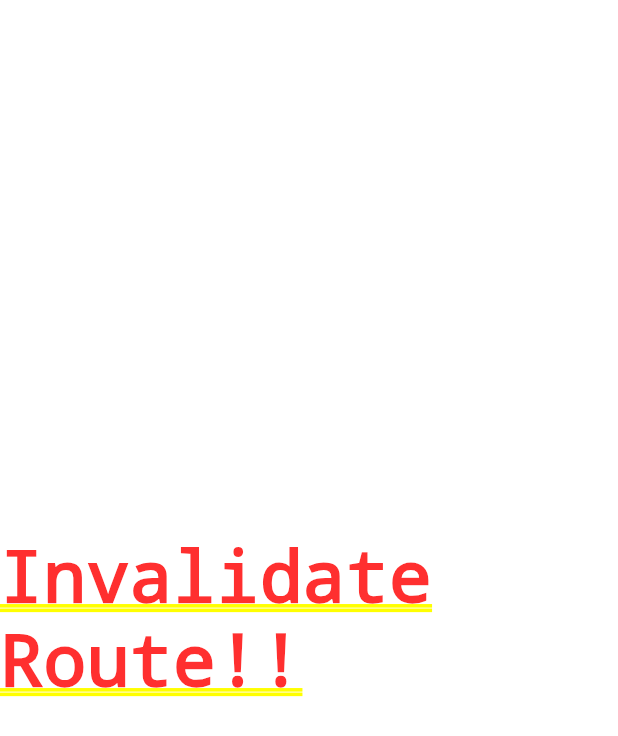
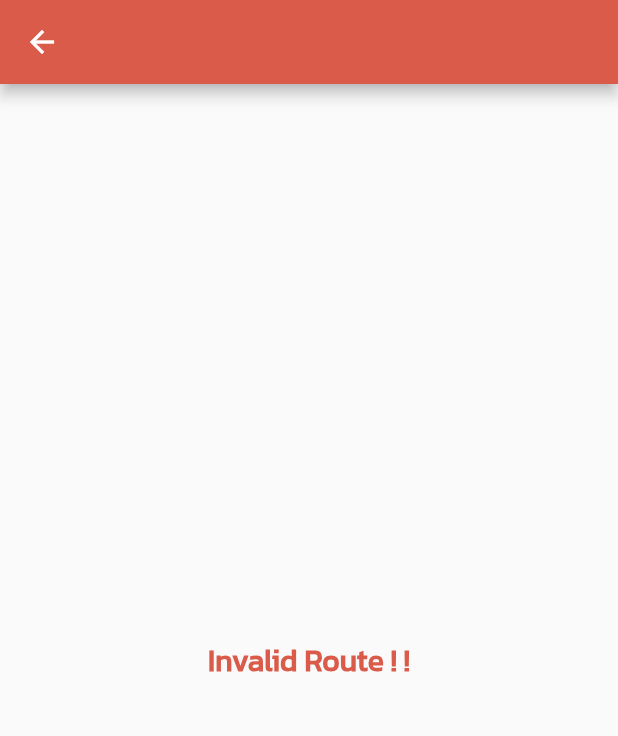
Before and after one commit to jukr3410/RodSiaGarage, a Flutter app: the screen it shows after launch, after a tap on "กลับสู่หน้าหลัก", on a phone screen of 412 x 824 dp. Shown: the top 736 px of the screen. Run offline on Flutter 3.47's test engine with Material 2 defaults, Android fonts, the phone set to English and light mode, and no system bars; our stand-ins replace bloc, equatable, flutter_bloc, getwidget, lite_rolling_switch; missing offline and left inert: fswitch; network calls fail; statements that could not run were skipped.

Commit message:
[update] route

```diff
--- /dev/null
+++ b/lib/global_widgets/invalidRoute.dart
@@ -0,0 +1,33 @@
+import 'package:flutter/material.dart';
+import 'package:rodsiagarage/constants.dart';
+
+class InvalidRouteScreen extends StatelessWidget {
+  @override
+  Widget build(BuildContext context) {
+    return Scaffold(
+      appBar: AppBar(
+        backgroundColor: bgColorRed,
+        leading: IconButton(
+          icon: Icon(Icons.arrow_back),
+          onPressed: () {
+            Navigator.pop(context);
+            // Let's create a new instance of the home page
+            // Navigator.pushReplacement(
+            //   context,
+            //   MAIN_ROUTE
+            // );
+          },
+        ),
+      ),
+      body: Center(
+        child: Text(
+          "Invalid Route ! !",
+          style: TextStyle(
+              fontWeight: FontWeight.bold,
+              color: textColorRed,
+              fontSize: fontSizeLarge),
+        ),
+      ),
+    );
+  }
+}
--- a/lib/home/appBar.dart
+++ b/lib/home/appBar.dart
@@ -13,17 +13,19 @@ class _CustomAppBarState extends State<CustomAppBar> {
   @override
   Widget build(BuildContext context) {
     return Scaffold(
-      appBar: _appBar,
+      appBar: setAppBar(),
       body: AlertPopupBackHomePage(),
     );
   }
 
-  AppBar _appBar = AppBar(
+  setAppBar() {
+    return AppBar(
       // centerTitle: true,
       backgroundColor: primaryColor,
-    actions: [
+      centerTitle: true,
+      title: Row(mainAxisSize: MainAxisSize.min, children: <Widget>[
         Padding(
-        padding: const EdgeInsets.symmetric(vertical: 10, horizontal: 65),
+          padding: const EdgeInsets.symmetric(vertical: 10, horizontal: 0),
           child: Container(
             alignment: Alignment.center,
             child: Row(
@@ -42,7 +44,7 @@ class _CustomAppBarState extends State<CustomAppBar> {
                 // ),
                 FSwitch(
                   open: true,
-                height: 25,
+                  height: 30,
                   width: 70,
                   onChanged: (v) {},
                   closeChild: Text(
@@ -59,12 +61,24 @@ class _CustomAppBarState extends State<CustomAppBar> {
             ),
           ),
         ),
+      ]),
+      actions: [
         TextButton(
             onPressed: () {},
             child: ImageIcon(
               AssetImage('assets/images/icon-notify.png'),
               color: textColorBlack,
             )),
+        TextButton(
+            onPressed: () {
+              navigateToService();
+            },
+            child: Text("Service")),
       ],
     );
   }
+
+  void navigateToService() {
+    Navigator.pushNamed(context, SERVICE_LIST_ROUTE);
+  }
+}
--- a/lib/router.dart
+++ b/lib/router.dart
@@ -7,7 +7,10 @@ import 'package:rodsiagarage/core/repository/service_repository.dart';
 import 'package:rodsiagarage/garage_manage_feature/bloc/add_service_bloc.dart';
 import 'package:rodsiagarage/garage_manage_feature/bloc/service_bloc.dart';
 import 'package:rodsiagarage/garage_manage_feature/widgets/addService.dart';
+import 'package:rodsiagarage/garage_manage_feature/widgets/editService.dart';
+import 'package:rodsiagarage/garage_manage_feature/widgets/serviceList.dart';
 import 'package:rodsiagarage/global_widgets/homePage.dart';
+import 'package:rodsiagarage/global_widgets/invalidRoute.dart';
 import 'package:rodsiagarage/home/app.dart';
 import 'package:rodsiagarage/home/bloc/home_bloc.dart';
 import 'package:rodsiagarage/home/appBar.dart';
@@ -18,6 +21,7 @@ import 'package:rodsiagarage/register_garage_feature/widgets/registerScreen.dart
 
 class AppRouter {
   Route generateRoute(RouteSettings settings) {
+    print("Route: $settings");
     switch (settings.name) {
       case "/":
         return MaterialPageRoute(
@@ -50,6 +54,13 @@ class AppRouter {
         return MaterialPageRoute(
             builder: (_) => Center(child: Text("Edit garage info")));
 
+      case SERVICE_LIST_ROUTE:
+        return MaterialPageRoute(
+            builder: (_) => BlocProvider(
+                create: (BuildContext context) =>
+                    ServiceBloc(serviceRepository: ServiceRepository()),
+                child: ServiceListScreen()));
+
       case ADD_SERVICE_ROUTE:
         return MaterialPageRoute(
             builder: (_) => BlocProvider(
@@ -59,7 +70,10 @@ class AppRouter {
 
       case EDIT_SERVICE_ROUTE:
         return MaterialPageRoute(
-            builder: (_) => Center(child: Text("Edit service")));
+            builder: (_) => BlocProvider(
+                create: (BuildContext context) =>
+                    ServiceBloc(serviceRepository: ServiceRepository()),
+                child: EditServiceScreen()));
 
       // case HOMEPAGE_ROUTE:
       //   return MaterialPageRoute(
@@ -68,9 +82,7 @@ class AppRouter {
       //           child: HomePage()));
 
       default:
-        return MaterialPageRoute(
-            builder: (_) => Center(child: Text("Invalidate Route!!")));
-        ;
+        return MaterialPageRoute(builder: (_) => InvalidRouteScreen());
     }
   }
 }
```
Also changed, not shown: lib/constants.dart (+7 -0 lines), lib/garage_manage_feature/widgets/editService.dart (added, +36 -0 lines), lib/garage_manage_feature/widgets/serviceList.dart (+107 -0 lines). Lines whose indentation alone changed are shown as unchanged.
